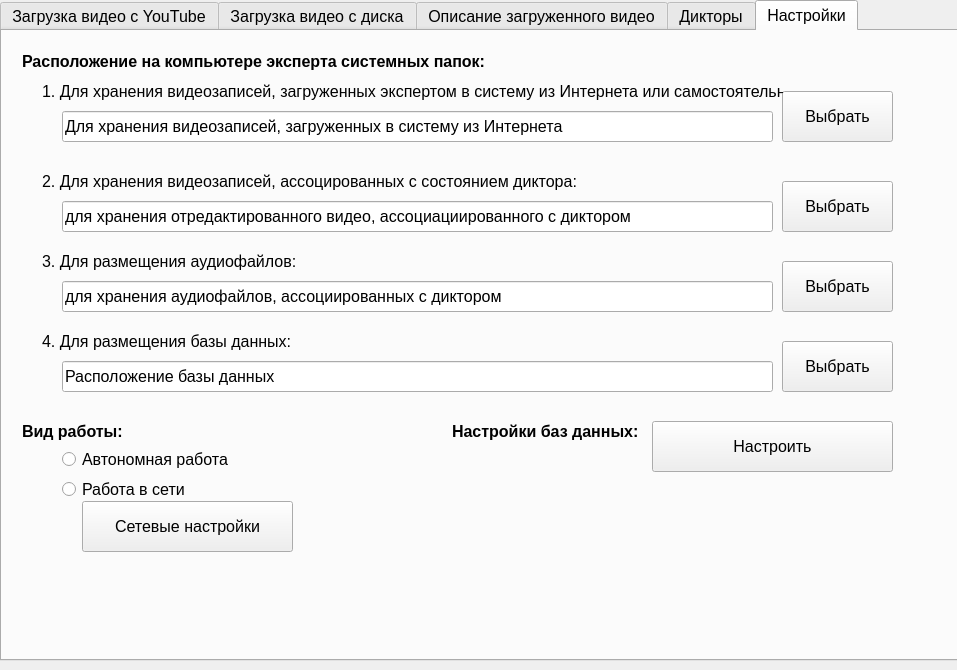
Above: Menu_expert.ui from arbuzov751/Gui_for_diplom before the change. Below: the same form after it.
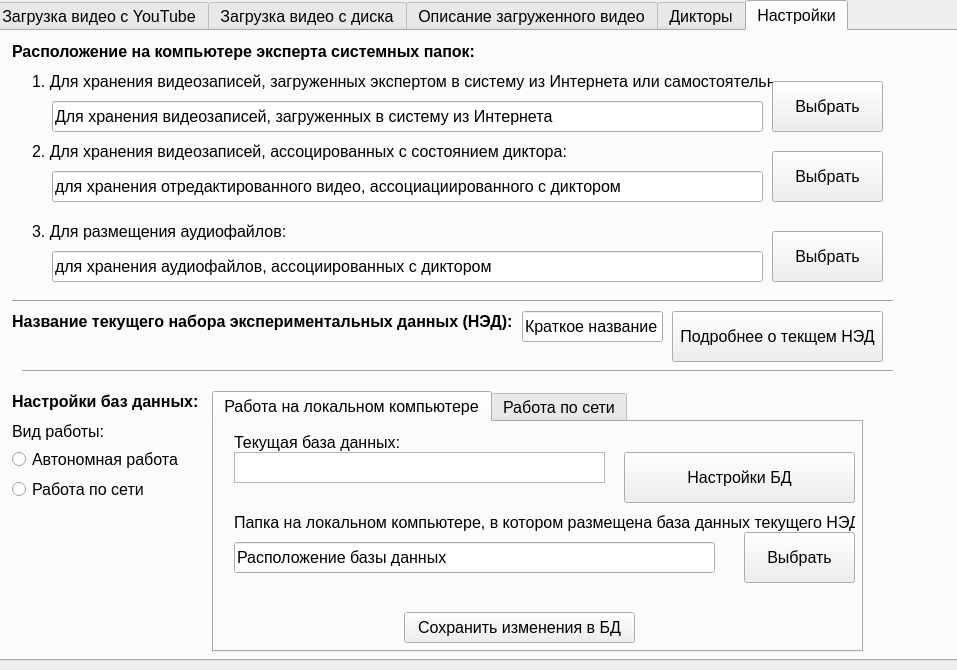
That is the form after the change. The open tabs and pages were chosen to show the change.

Patch:
```diff
--- a/Menu_expert.ui
+++ b/Menu_expert.ui
@@ -17,7 +17,7 @@
    <widget class="QTabWidget" name="tabWidget">
     <property name="geometry">
      <rect>
-      <x>0</x>
+      <x>-10</x>
       <y>0</y>
       <width>971</width>
       <height>661</height>
@@ -1641,7 +1641,7 @@
       <property name="geometry">
        <rect>
         <x>60</x>
-        <y>80</y>
+        <y>70</y>
         <width>711</width>
         <height>31</height>
        </rect>
@@ -1654,7 +1654,7 @@
       <property name="geometry">
        <rect>
         <x>780</x>
-        <y>60</y>
+        <y>50</y>
         <width>111</width>
         <height>51</height>
        </rect>
@@ -1667,7 +1667,7 @@
       <property name="geometry">
        <rect>
         <x>20</x>
-        <y>20</y>
+        <y>10</y>
         <width>481</width>
         <height>20</height>
        </rect>
@@ -1688,7 +1688,7 @@
       <property name="geometry">
        <rect>
         <x>40</x>
-        <y>50</y>
+        <y>40</y>
         <width>741</width>
         <height>20</height>
        </rect>
@@ -1701,7 +1701,7 @@
       <property name="geometry">
        <rect>
         <x>60</x>
-        <y>170</y>
+        <y>140</y>
         <width>711</width>
         <height>31</height>
        </rect>
@@ -1714,7 +1714,7 @@
       <property name="geometry">
        <rect>
         <x>40</x>
-        <y>140</y>
+        <y>110</y>
         <width>681</width>
         <height>20</height>
        </rect>
@@ -1727,7 +1727,7 @@
       <property name="geometry">
        <rect>
         <x>780</x>
-        <y>150</y>
+        <y>120</y>
         <width>111</width>
         <height>51</height>
        </rect>
@@ -1736,49 +1736,10 @@
        <string>Выбрать</string>
       </property>
      </widget>
-     <widget class="QPushButton" name="pushButton_path_to_save_video_10">
-      <property name="geometry">
-       <rect>
-        <x>780</x>
-        <y>310</y>
-        <width>111</width>
-        <height>51</height>
-       </rect>
-      </property>
-      <property name="text">
-       <string>Выбрать</string>
-      </property>
-     </widget>
-     <widget class="QLineEdit" name="lineEdit_path_to_save_video_10">
-      <property name="geometry">
-       <rect>
-        <x>60</x>
-        <y>330</y>
-        <width>711</width>
-        <height>31</height>
-       </rect>
-      </property>
-      <property name="text">
-       <string>Расположение базы данных</string>
-      </property>
-     </widget>
-     <widget class="QLabel" name="label_path_to_save_video_10">
-      <property name="geometry">
-       <rect>
-        <x>40</x>
-        <y>300</y>
-        <width>291</width>
-        <height>20</height>
-       </rect>
-      </property>
-      <property name="text">
-       <string>4. Для размещения базы данных:</string>
-      </property>
-     </widget>
      <widget class="QRadioButton" name="radioButton">
       <property name="geometry">
        <rect>
-        <x>60</x>
+        <x>20</x>
         <y>420</y>
         <width>181</width>
         <height>17</height>
@@ -1791,21 +1752,21 @@
      <widget class="QRadioButton" name="radioButton_2">
       <property name="geometry">
        <rect>
-        <x>60</x>
+        <x>20</x>
         <y>450</y>
         <width>161</width>
         <height>17</height>
        </rect>
       </property>
       <property name="text">
-       <string>Работа в сети</string>
+       <string>Работа по сети</string>
       </property>
      </widget>
      <widget class="QLineEdit" name="lineEdit_path_to_save_video_11">
       <property name="geometry">
        <rect>
         <x>60</x>
-        <y>250</y>
+        <y>220</y>
         <width>711</width>
         <height>31</height>
        </rect>
@@ -1818,7 +1779,7 @@
       <property name="geometry">
        <rect>
         <x>40</x>
-        <y>220</y>
+        <y>190</y>
         <width>681</width>
         <height>20</height>
        </rect>
@@ -1831,7 +1792,7 @@
       <property name="geometry">
        <rect>
         <x>780</x>
-        <y>230</y>
+        <y>200</y>
         <width>111</width>
         <height>51</height>
        </rect>
@@ -1845,7 +1806,7 @@
        <rect>
         <x>20</x>
         <y>390</y>
-        <width>301</width>
+        <width>121</width>
         <height>20</height>
        </rect>
       </property>
@@ -1853,33 +1814,20 @@
        <font>
         <family>Arial</family>
         <pointsize>12</pointsize>
-        <weight>75</weight>
-        <bold>true</bold>
+        <weight>50</weight>
+        <bold>false</bold>
        </font>
       </property>
       <property name="text">
        <string>Вид работы:</string>
       </property>
      </widget>
-     <widget class="QPushButton" name="pushButton_path_to_save_video_12">
-      <property name="geometry">
-       <rect>
-        <x>80</x>
-        <y>470</y>
-        <width>211</width>
-        <height>51</height>
-       </rect>
-      </property>
-      <property name="text">
-       <string>Сетевые настройки</string>
-      </property>
-     </widget>
      <widget class="QLabel" name="label_path_to_save_video_13">
       <property name="geometry">
        <rect>
-        <x>450</x>
-        <y>390</y>
-        <width>301</width>
+        <x>20</x>
+        <y>360</y>
+        <width>191</width>
         <height>20</height>
        </rect>
       </property>
@@ -1895,17 +1843,254 @@
        <string>Настройки баз данных:</string>
       </property>
      </widget>
+     <widget class="QTabWidget" name="tabWidget_2">
+      <property name="geometry">
+       <rect>
+        <x>220</x>
+        <y>360</y>
+        <width>651</width>
+        <height>261</height>
+       </rect>
+      </property>
+      <property name="currentIndex">
+       <number>0</number>
+      </property>
+      <widget class="QWidget" name="tab">
+       <attribute name="title">
+        <string>Работа на локальном компьютере</string>
+       </attribute>
+       <widget class="QPushButton" name="pushButton_path_to_save_video_14">
+        <property name="geometry">
+         <rect>
+          <x>410</x>
+          <y>30</y>
+          <width>231</width>
+          <height>51</height>
+         </rect>
+        </property>
+        <property name="text">
+         <string>Настройки БД</string>
+        </property>
+       </widget>
+       <widget class="QLabel" name="label_path_to_save_video_14">
+        <property name="geometry">
+         <rect>
+          <x>20</x>
+          <y>10</y>
+          <width>181</width>
+          <height>20</height>
+         </rect>
+        </property>
+        <property name="font">
+         <font>
+          <family>Arial</family>
+          <pointsize>12</pointsize>
+          <weight>50</weight>
+          <bold>false</bold>
+         </font>
+        </property>
+        <property name="text">
+         <string>Текущая база данных:</string>
+        </property>
+       </widget>
+       <widget class="QTextEdit" name="textEdit">
+        <property name="geometry">
+         <rect>
+          <x>20</x>
+          <y>30</y>
+          <width>371</width>
+          <height>31</height>
+         </rect>
+        </property>
+       </widget>
+       <widget class="QLineEdit" name="lineEdit_path_to_save_video_10">
+        <property name="geometry">
+         <rect>
+          <x>20</x>
+          <y>120</y>
+          <width>481</width>
+          <height>31</height>
+         </rect>
+        </property>
+        <property name="text">
+         <string>Расположение базы данных</string>
+        </property>
+       </widget>
+       <widget class="QLabel" name="label_path_to_save_video_10">
+        <property name="geometry">
+         <rect>
+          <x>20</x>
+          <y>90</y>
+          <width>621</width>
+          <height>20</height>
+         </rect>
+        </property>
+        <property name="text">
+         <string>Папка на локальном компьютере, в котором размещена база данных текущего НЭД:</string>
+        </property>
+       </widget>
+       <widget class="QPushButton" name="pushButton_path_to_save_video_10">
+        <property name="geometry">
+         <rect>
+          <x>530</x>
+          <y>110</y>
+          <width>111</width>
+          <height>51</height>
+         </rect>
+        </property>
+        <property name="text">
+         <string>Выбрать</string>
+        </property>
+       </widget>
+       <widget class="QPushButton" name="pushButton_add_expert_5">
+        <property name="geometry">
+         <rect>
+          <x>190</x>
+          <y>190</y>
+          <width>231</width>
+          <height>31</height>
+         </rect>
+        </property>
+        <property name="font">
+         <font>
+          <family>Arial</family>
+          <pointsize>12</pointsize>
+         </font>
+        </property>
+        <property name="text">
+         <string>Сохранить изменения в БД</string>
+        </property>
+       </widget>
+      </widget>
+      <widget class="QWidget" name="tab_2">
+       <attribute name="title">
+        <string>Работа по сети</string>
+       </attribute>
+       <widget class="QPushButton" name="pushButton_path_to_save_video_12">
+        <property name="geometry">
+         <rect>
+          <x>420</x>
+          <y>30</y>
+          <width>211</width>
+          <height>51</height>
+         </rect>
+        </property>
+        <property name="text">
+         <string>Сетевые настройки</string>
+        </property>
+       </widget>
+       <widget class="QPushButton" name="pushButton_path_to_save_video_15">
+        <property name="geometry">
+         <rect>
+          <x>20</x>
+          <y>10</y>
+          <width>241</width>
+          <height>51</height>
+         </rect>
+        </property>
+        <property name="text">
+         <string>Загрузить данные С сервера</string>
+        </property>
+       </widget>
+       <widget class="QPushButton" name="pushButton_path_to_save_video_16">
+        <property name="geometry">
+         <rect>
+          <x>20</x>
+          <y>80</y>
+          <width>311</width>
+          <height>51</height>
+         </rect>
+        </property>
+        <property name="text">
+         <string>Синхронизироваться с сервером</string>
+        </property>
+       </widget>
+       <widget class="QPushButton" name="pushButton_path_to_save_video_17">
+        <property name="geometry">
+         <rect>
+          <x>20</x>
+          <y>150</y>
+          <width>241</width>
+          <height>51</height>
+         </rect>
+        </property>
+        <property name="text">
+         <string>Загрузить данные НА сервер</string>
+        </property>
+       </widget>
+      </widget>
+     </widget>
+     <widget class="QLabel" name="label_path_to_save_video_5">
+      <property name="geometry">
+       <rect>
+        <x>20</x>
+        <y>280</y>
+        <width>501</width>
+        <height>20</height>
+       </rect>
+      </property>
+      <property name="font">
+       <font>
+        <family>Arial</family>
+        <pointsize>12</pointsize>
+        <weight>75</weight>
+        <bold>true</bold>
+       </font>
+      </property>
+      <property name="text">
+       <string>Название текущего набора экспериментальных данных (НЭД):</string>
+      </property>
+     </widget>
+     <widget class="QLineEdit" name="lineEdit_path_to_save_video_12">
+      <property name="geometry">
+       <rect>
+        <x>530</x>
+        <y>280</y>
+        <width>141</width>
+        <height>31</height>
+       </rect>
+      </property>
+      <property name="text">
+       <string>Краткое название</string>
+      </property>
+     </widget>
      <widget class="QPushButton" name="pushButton_path_to_save_video_13">
       <property name="geometry">
        <rect>
-        <x>650</x>
-        <y>390</y>
-        <width>241</width>
+        <x>680</x>
+        <y>280</y>
+        <width>211</width>
         <height>51</height>
        </rect>
       </property>
       <property name="text">
-       <string>Настроить</string>
+       <string>Подробнее о текщем НЭД</string>
+      </property>
+     </widget>
+     <widget class="Line" name="line_2">
+      <property name="geometry">
+       <rect>
+        <x>20</x>
+        <y>260</y>
+        <width>881</width>
+        <height>20</height>
+       </rect>
+      </property>
+      <property name="orientation">
+       <enum>Qt::Horizontal</enum>
+      </property>
+     </widget>
+     <widget class="Line" name="line_5">
+      <property name="geometry">
+       <rect>
+        <x>30</x>
+        <y>330</y>
+        <width>871</width>
+        <height>20</height>
+       </rect>
+      </property>
+      <property name="orientation">
+       <enum>Qt::Horizontal</enum>
       </property>
      </widget>
     </widget>
```
Left out of the diff: 115 changed lines with no effect on the pictures.
